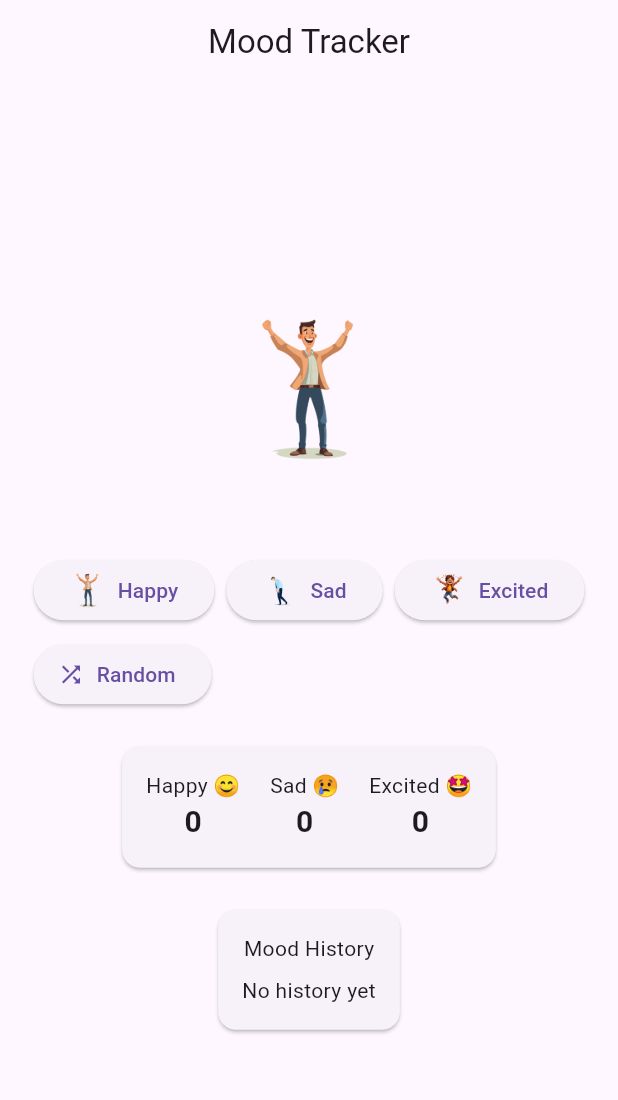
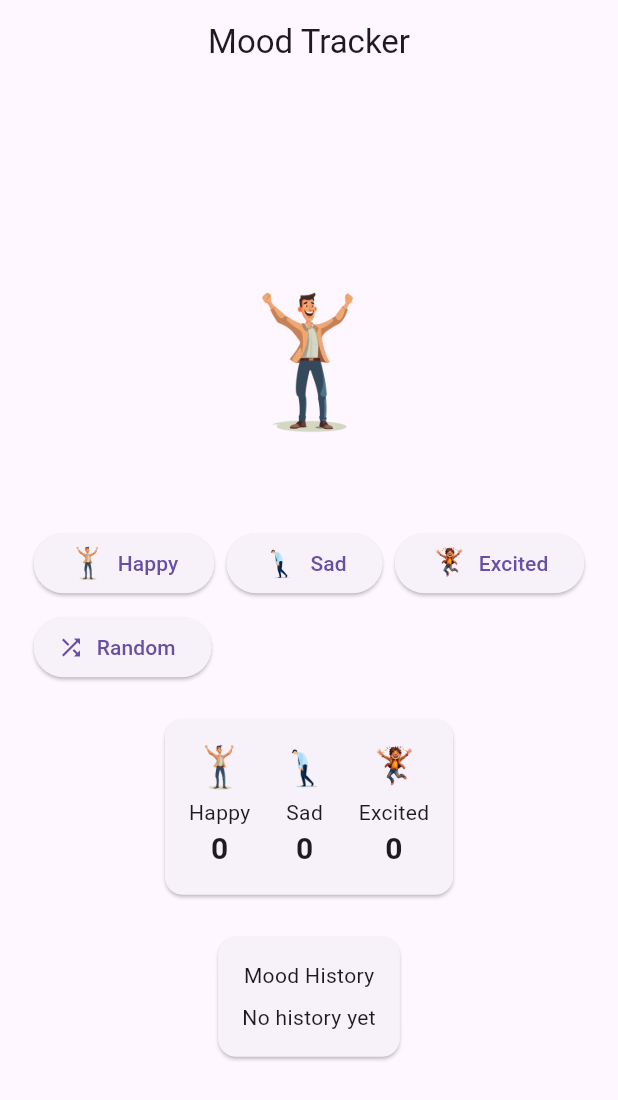
Before and after one commit to getgh/moodwithbouns, a Flutter app: the screen it shows after launch, on a phone screen of 412 x 824 dp. Shown: the top 1100 px of the screen. Run offline on Flutter 3.47's test engine with Material 3 defaults, Android fonts, the phone set to English and light mode, and no system bars.

Commit message:
Update mood_counter.dart

```diff
--- a/lib/widgets/mood_counter.dart
+++ b/lib/widgets/mood_counter.dart
@@ -13,12 +13,28 @@ class MoodCounter extends StatelessWidget {
           padding: const EdgeInsets.all(16.0),
           child: Row(
             mainAxisSize: MainAxisSize.min,
+            mainAxisAlignment: MainAxisAlignment.center,
             children: [
-              _buildCounter('Happy 😊', moodModel.moodCounts['Happy'] ?? 0),
+              _buildCounter(
+                context,
+                'Happy',
+                'assets/images/happy.png',
+                moodModel.moodCounts['Happy'] ?? 0,
+              ),
               const SizedBox(width: 20),
-              _buildCounter('Sad 😢', moodModel.moodCounts['Sad'] ?? 0),
+              _buildCounter(
+                context,
+                'Sad',
+                'assets/images/sad.png',
+                moodModel.moodCounts['Sad'] ?? 0,
+              ),
               const SizedBox(width: 20),
-              _buildCounter('Excited 🤩', moodModel.moodCounts['Excited'] ?? 0),
+              _buildCounter(
+                context,
+                'Excited',
+                'assets/images/excited.png',
+                moodModel.moodCounts['Excited'] ?? 0,
+              ),
             ],
           ),
         ),
@@ -26,10 +42,25 @@ class MoodCounter extends StatelessWidget {
     );
   }
 
-  Widget _buildCounter(String label, int count) {
+  Widget _buildCounter(
+    BuildContext context,
+    String label,
+    String imagePath,
+    int count,
+  ) {
     return Column(
+      mainAxisSize: MainAxisSize.min,
       children: [
-        Text(label),
+        Image.asset(
+          imagePath,
+          width: 32,
+          height: 32,
+        ),
+        const SizedBox(height: 4),
+        Text(
+          label,
+          style: Theme.of(context).textTheme.bodyMedium,
+        ),
         Text(
           count.toString(),
           style: const TextStyle(
```
